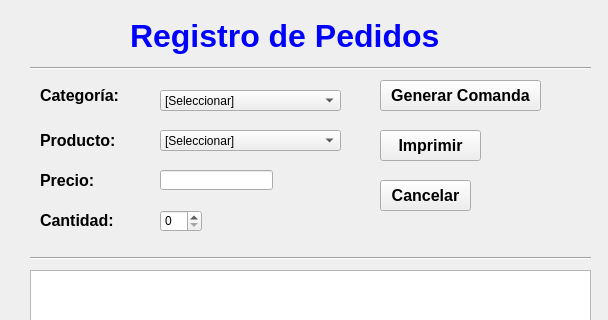
CrhisTech/Proyecto_Restaurante_IDAT, file Sistema_Ventas/UI/Registro_Pedidos.ui: the form before one commit; both pictures show x 0 to 608 and y 0 to 320 of the 608 by 616 pixel window.
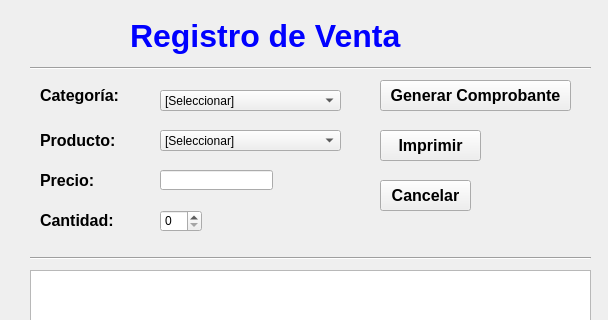
The form after the commit.

```diff
--- a/Sistema_Ventas/UI/Registro_Pedidos.ui
+++ b/Sistema_Ventas/UI/Registro_Pedidos.ui
@@ -74,7 +74,7 @@
      <string notr="true">color: rgb(0,0,255);</string>
     </property>
     <property name="text">
-     <string>Registro de Pedidos</string>
+     <string>Registro de Venta</string>
     </property>
    </widget>
    <widget class="QComboBox" name="cboCategoria">
@@ -379,7 +379,7 @@
      <rect>
       <x>380</x>
       <y>80</y>
-      <width>161</width>
+      <width>191</width>
       <height>31</height>
      </rect>
     </property>
@@ -391,7 +391,7 @@
      </font>
     </property>
     <property name="text">
-     <string>Generar Comanda</string>
+     <string>Generar Comprobante</string>
     </property>
    </widget>
    <widget class="QPushButton" name="btnCancelar">
```
